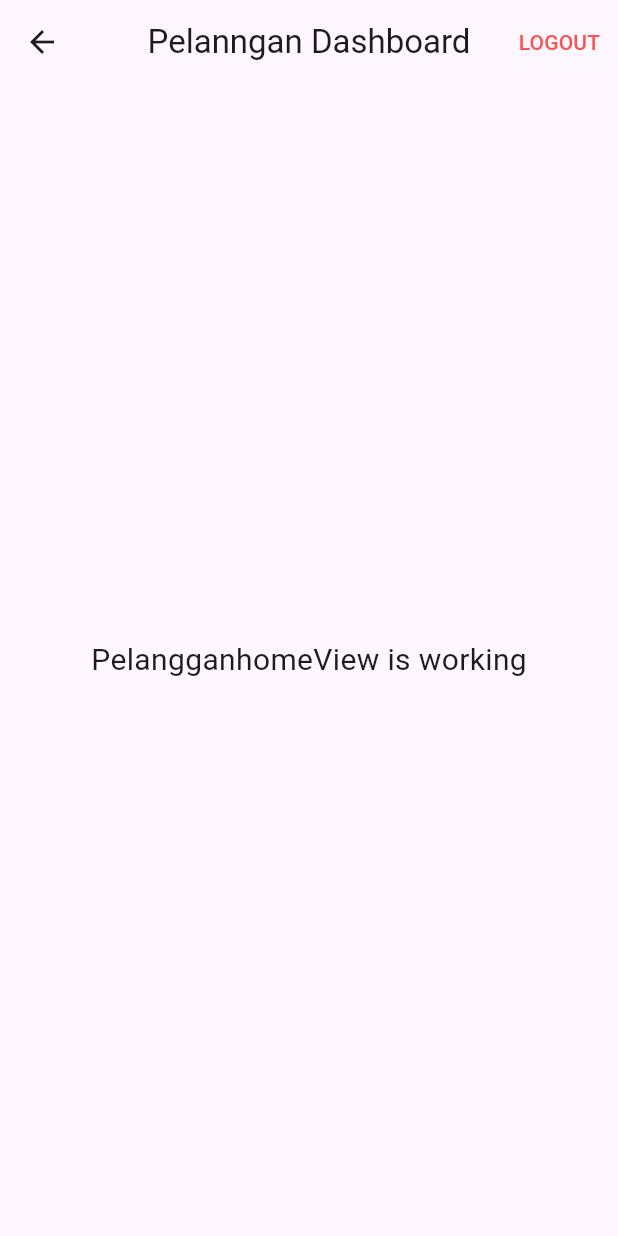
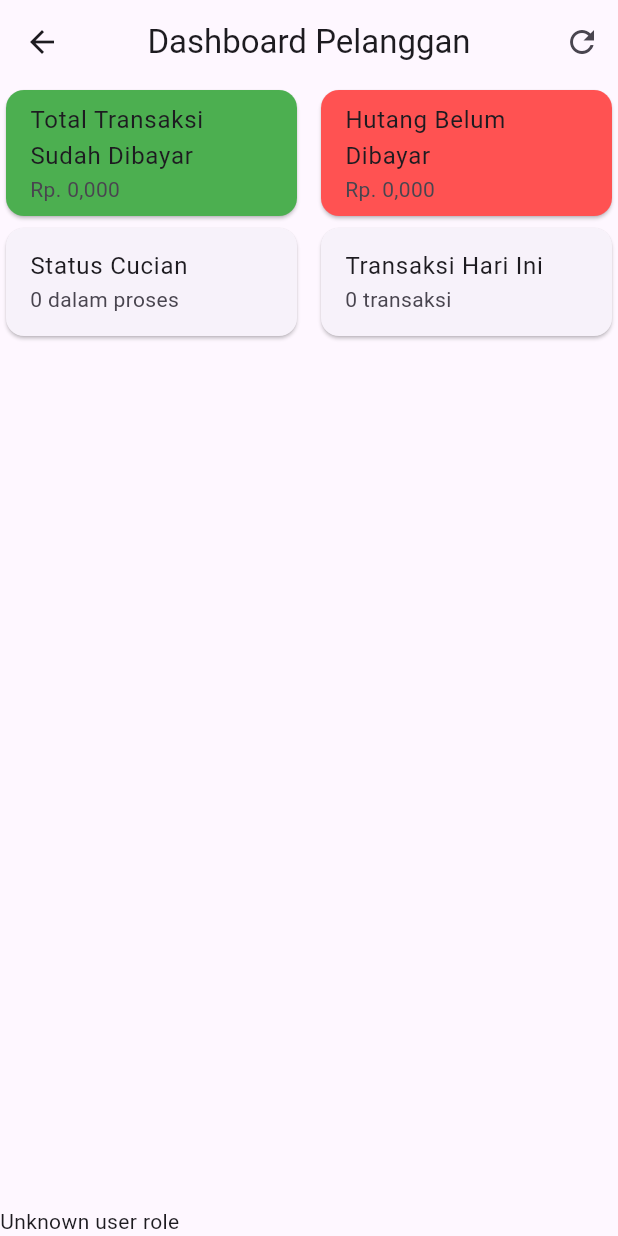
Before and after one commit to arutha-26/GSL_mobileApp, a Flutter app: the PelangganhomeView screen opened by its route, on a phone screen of 412 x 824 dp. Run offline on Flutter 3.47's test engine with Material 3 defaults, Android fonts, the phone set to English and light mode, and no system bars; our stand-ins replace data_table_2, dropdown_search, fl_chart, flutter_dotenv, get, supabase and 1 more; accounts and stored records are empty.

Commit message:
18PT 1PT BUG SOLVE PELANGGAN HOME, BOTTOM NAVBAR FUNC CREATE, ALMOST DONE

```diff
--- a/lib/app/modules/adddatauser/controllers/adddata_controller.dart
+++ b/lib/app/modules/adddatauser/controllers/adddata_controller.dart
@@ -60,7 +60,7 @@ class AdddataController extends GetxController {
           print('Alamat: ${alamatC.text}');
         }
         if (kDebugMode) {
-          print('Phone: ${nohpC.text}');
+          print('Phone: ${'+62${nohpC.text}'}');
         }
         if (kDebugMode) {
           print('Kategori: ${getSelectedKategori()}');
--- a/lib/app/modules/dashboardOwner/views/dashboard_owner_view.dart
+++ b/lib/app/modules/dashboardOwner/views/dashboard_owner_view.dart
@@ -8,10 +8,7 @@ import '../../../utils/bottom_navbar.dart';
 import '../controllers/dashboard_owner_controller.dart';
 
 class DashboardOwnerView extends GetView<DashboardOwnerController> {
-  DashboardOwnerView({super.key});
-  var selectedMonth = DateTime.now().obs;
-
-  List<int>? get newData => null;
+  const DashboardOwnerView({super.key});
 
   @override
   Widget build(BuildContext context) {
--- a/lib/app/modules/pelangganhome/controllers/pelangganhome_controller.dart
+++ b/lib/app/modules/pelangganhome/controllers/pelangganhome_controller.dart
@@ -1,13 +1,241 @@
+import 'package:flutter/foundation.dart';
 import 'package:get/get.dart';
+import 'package:intl/intl.dart';
 import 'package:supabase_flutter/supabase_flutter.dart';
 
 import '../../../routes/app_pages.dart';
 
+// TODO
+/*
+REBUILT DATABASE
+SELESAIKAN INI
+BUATKAN HISTORY NYA CARD WIDTH SESUAI LAYAR
+JOIN TABLE USER DAN TRANSAKSI
+*/
+
 class PelangganhomeController extends GetxController {
   SupabaseClient client = Supabase.instance.client;
+
+  RxBool isLoading = false.obs;
+
+  final count = 0.obs;
+  final RxDouble totalDebt = 0.0.obs;
+  final RxDouble totalPaidDebt = 0.0.obs;
+  var todayTransactionCount = 0.obs;
+  var monthlyTransactionData = <int>[].obs;
+
+  Future<void> refreshData() async {
+    isLoading.value = true;
+    await fetchDataHutang();
+    await fetchDataCucian();
+    await fetchDataPaid();
+    await fetchDataTodayTransactions();
+    await getUserRole();
+    isLoading.value = false;
+  }
+
+  @override
+  void onInit() {
+    super.onInit();
+    fetchDataHutang();
+    fetchDataCucian();
+    fetchDataPaid();
+    fetchDataTodayTransactions();
+    getUserRole();
+  }
+
+  Future<void> fetchDataCucian() async {
+    try {
+      var namaPelanggan = await getCurrentUserName();
+
+      final response = await client
+          .from('transaksi')
+          .select('*')
+          .eq('status_cucian', 'diproses')
+          .eq('nama_pelanggan', namaPelanggan)
+          .execute();
+
+      if (response.status == 200 && response.data != null && response.data is List) {
+        count.value = response.data.length;
+      }
+    } catch (error) {
+      print('Exception during fetching data: $error');
+    }
+  }
+
+  final RxString formattedTotalDebt =
+      ''.obs; // Variabel baru untuk menyimpan nilai format string
+  Future<String?> getCurrentUserName() async {
+    try {
+      final response = await client
+          .from('user')
+          .select('nama')
+          .eq('uid', client.auth.currentUser?.id)
+          .single()
+          .execute();
+
+      if (response.status == 200 && response.data != null) {
+        return response.data['nama'] as String?;
+      } else {
+        if (kDebugMode) {
+          print('Error fetching user data: HTTP status ${response.status}');
+        }
+        return null;
+      }
+    } catch (error) {
+      if (kDebugMode) {
+        print('Exception during fetching user data: $error');
+      }
+      return null;
+    }
+  }
+
+  Future<void> fetchDataHutang() async {
+    try {
+      var namaPelanggan = await getCurrentUserName();
+
+      if (namaPelanggan != null) {
+        final response = await client
+            .from('transaksi')
+            .select('*')
+            .eq('status_pembayaran', 'belum_dibayar')
+            .eq('nama_pelanggan', namaPelanggan)
+            .execute();
+
+        if (response.status == 200 && response.data != null && response.data is List) {
+          double total = 0.0;
+          for (var item in response.data) {
+            if (item['total_biaya'] != null) {
+              total += double.tryParse(item['total_biaya'].toString()) ?? 0.0;
+            }
+          }
+
+          totalDebt.value = total; // Simpan nilai numerik
+
+          // Format total biaya menjadi format uang dan simpan di formattedTotalDebt
+          final formatter = NumberFormat('#,##0.000', 'id_ID');
+          formattedTotalDebt.value = formatter.format(total);
+        } else {
+          if (kDebugMode) {
+            print('Error fetching data: HTTP status ${response.status}');
+          }
+        }
+      }
+    } catch (error) {
+      if (kDebugMode) {
+        print('Exception during fetching data: $error');
+      }
+    }
+  }
+
+  Future<void> fetchDataTodayTransactions() async {
+    try {
+      var namaPelanggan = await getCurrentUserName();
+
+      DateTime now = DateTime.now().toUtc();
+      String startDate = "${DateFormat('yyyy-MM-dd').format(now)}T00:00:00";
+      String endDate = "${DateFormat('yyyy-MM-dd').format(now)}T23:59:59";
+
+      final response = await client
+          .from('transaksi')
+          .select('*')
+          .gte('tanggal_datang', startDate)
+          .lte('tanggal_datang', endDate)
+          .eq('nama_pelanggan', namaPelanggan)
+          .execute();
+
+      if (response.status == 200 && response.data != null && response.data is List) {
+        // Log the data for inspection
+        if (kDebugMode) {
+          print('Received data: ${response.data}');
+        }
+
+        // Additional check for data format
+        if (response.data.every((item) => item is Map<String, dynamic>)) {
+          todayTransactionCount.value = response.data.length;
+        } else if (kDebugMode) {
+          print('Data format is not as expected');
+        }
+      } else if (kDebugMode) {
+        print('Error fetching data: HTTP status ${response.status}');
+      }
+    } catch (error) {
+      if (kDebugMode) {
+        print('Exception during fetching data: $error');
+      }
+    }
+  }
+
+  final RxString formattedTotalPaid =
+      ''.obs; // Variabel baru untuk menyimpan nilai format string
+  Future<void> fetchDataPaid() async {
+    try {
+      var namaPelanggan = await getCurrentUserName();
+
+      final response = await client
+          .from('transaksi')
+          .select('*')
+          .eq('status_pembayaran', 'sudah_dibayar')
+          .eq('nama_pelanggan', namaPelanggan)
+          .execute();
+
+      if (response.status == 200 && response.data != null && response.data is List) {
+        double total = 0.0;
+        for (var item in response.data) {
+          if (item['total_biaya'] != null) {
+            total += double.tryParse(item['total_biaya'].toString()) ?? 0.0;
+          }
+        }
+
+        totalPaidDebt.value = total; // Simpan nilai numerik
+
+        // Format total biaya menjadi format uang dan simpan di formattedTotalDebt
+        final formatter = NumberFormat('#,##0.000', 'id_ID');
+        formattedTotalPaid.value = formatter.format(total);
+      } else {
+        if (kDebugMode) {
+          print('Error fetching data: HTTP status ${response.status}');
+        }
+      }
+    } catch (error) {
+      if (kDebugMode) {
+        print('Exception during fetching data: $error');
+      }
+    }
+  }
 
   Future<void> logout() async {
     await client.auth.signOut();
     Get.offAllNamed(Routes.LOGINPAGE);
   }
+
+  RxString userRole = RxString('');
+
+  Future<void> getUserRole() async {
+    try {
+      var uid = client.auth.currentUser?.id;
+
+      if (uid == null) {
+        if (kDebugMode) {
+          print("User ID not found");
+        }
+        return;
+      }
+
+      var response =
+          await client.from('user').select('role').eq('uid', uid).single().execute();
+
+      if (response.data != null && response.data.isNotEmpty) {
+        userRole.value = response.data['role'] as String? ?? '';
+      } else {
+        if (kDebugMode) {
+          print("No user found");
+        }
+      }
+    } catch (e) {
+      if (kDebugMode) {
+        print("Exception occurred: $e");
+      }
+    }
+  }
 }
--- a/lib/app/modules/pelangganhome/views/pelangganhome_view.dart
+++ b/lib/app/modules/pelangganhome/views/pelangganhome_view.dart
@@ -3,6 +3,7 @@ import 'package:get/get.dart';
 
 import '../../../controllers/auth_controllers.dart';
 import '../../../routes/app_pages.dart';
+import '../../../utils/bottom_navbar.dart';
 import '../controllers/pelangganhome_controller.dart';
 
 class PelangganhomeView extends GetView<PelangganhomeController> {
@@ -14,25 +15,194 @@ class PelangganhomeView extends GetView<PelangganhomeController> {
   Widget build(BuildContext context) {
     return Scaffold(
       appBar: AppBar(
-        title: const Text('Pelanngan Dashboard'),
+        title: const Text('Dashboard Pelanggan'),
         centerTitle: true,
         actions: [
-          TextButton(
-              onPressed: () async {
-                await controller.logout();
-                await authC.resetTimer();
-                Get.offAllNamed(Routes.LOGINPAGE);
-              },
-              child: const Text(
-                "LOGOUT",
-                style: TextStyle(color: Colors.redAccent),
-              ))
+          IconButton(
+            icon: const Icon(Icons.refresh),
+            onPressed: () {
+              controller.refreshData();
+            },
+          ),
         ],
       ),
-      body: const Center(
-        child: Text(
-          'PelangganhomeView is working',
-          style: TextStyle(fontSize: 20),
+      body: Obx(() {
+        if (controller.isLoading.isTrue) {
+          return const Center(child: CircularProgressIndicator());
+        } else {
+          return SingleChildScrollView(
+            child: Column(
+              children: [
+                _buildStatusAndDebtsCard(),
+                _buildProfitAndTransactionCountCard(),
+              ],
+            ),
+          );
+        }
+      }),
+      bottomNavigationBar: Obx(() {
+        String? userRole = controller.userRole.value;
+
+        if (userRole != null) {
+          switch (userRole) {
+            case 'Owner':
+              return BottomNavBar(
+                currentIndex: _getCurrentIndex(userRole),
+                onTap: (index) {
+                  _handleNavigationOwner(index);
+                },
+              );
+            case 'Karyawan':
+              return BottomNavBar(
+                currentIndex: _getCurrentIndex(userRole),
+                onTap: (index) {
+                  _handleNavigationKaryawan(index);
+                },
+              );
+            case 'Pelanggan':
+              return BottomNavBar(
+                currentIndex: _getCurrentIndex(userRole),
+                onTap: (index) {
+                  _handleNavigationPelanggan(index);
+                },
+              );
+            default:
+              return Text("Unknown user role");
+          }
+        } else {
+          // Jika gagal mendapatkan peran pengguna, tampilkan widget alternatif atau pesan kesalahan
+          return Text("Failed to fetch user role");
+        }
+      }),
+    );
+  }
+
+  int _getCurrentIndex(String userRole) {
+    switch (userRole) {
+      case 'Owner':
+        return 0;
+      case 'Karyawan':
+        return 1;
+      case 'Pelanggan':
+        return 2;
+      default:
+        return 0;
+    }
+  }
+
+  void _handleNavigationOwner(int index) {
+    switch (index) {
+      case 0:
+        Get.offAllNamed(Routes.OWNERHOME);
+        break;
+      case 1:
+        Get.offAllNamed(Routes.DASHBOARD_OWNER);
+        break;
+      case 2:
+        Get.offAllNamed(Routes.OWNERPROFILE);
+        break;
+      default:
+    }
+  }
+
+  void _handleNavigationKaryawan(int index) {
+    // Handle navigation for Karyawan role
+    // ...
+  }
+
+  void _handleNavigationPelanggan(int index) {
+    switch (index) {
+      case 0:
+        Get.offAllNamed(Routes.PELANGGANHOME);
+        break;
+      case 1:
+        Get.offAllNamed(Routes.PELANGGANHOME);
+        break;
+      case 2:
+        Get.offAllNamed(Routes.PELANGGAN_PROFILE);
+        break;
+      default:
+    }
+  }
+
+  Widget buildRowCard(Widget card1, Widget card2) {
+    return Row(
+      mainAxisAlignment: MainAxisAlignment.spaceEvenly,
+      children: [
+        Expanded(child: card1),
+        const SizedBox(width: 8),
+        Expanded(child: card2),
+      ],
+    );
+  }
+
+  Widget _buildStatusAndDebtsCard() {
+    return buildRowCard(
+      _buildPaidDebtsCard(),
+      _buildOutstandingDebtsCard(),
+    );
+  }
+
+  Widget _buildProfitAndTransactionCountCard() {
+    return buildRowCard(
+      _buildStatusCard(),
+      _buildTodayTransactionsCard(),
+    );
+  }
+
+  Widget _buildStatusCard() {
+    return InkWell(
+      onTap: () {
+        Get.offAllNamed(Routes.OWNERHOME);
+      },
+      child: Card(
+        child: ListTile(
+          title: const Text('Status Cucian'),
+          subtitle: Obx(() => Text('${controller.count.value} dalam proses')),
+        ),
+      ),
+    );
+  }
+
+  Widget _buildOutstandingDebtsCard() {
+    return InkWell(
+      onTap: () {
+        Get.offAllNamed(Routes.OWNERHOME);
+      },
+      child: Card(
+        color: Colors.redAccent,
+        child: ListTile(
+          title: const Text('Hutang Belum Dibayar'),
+          subtitle: Obx(() => Text('Rp. ${controller.formattedTotalDebt.value}')),
+        ),
+      ),
+    );
+  }
+
+  Widget _buildPaidDebtsCard() {
+    return InkWell(
+      onTap: () {
+        Get.offAllNamed(Routes.OWNERHOME);
+      },
+      child: Card(
+        color: Colors.green,
+        child: ListTile(
+          title: const Text('Total Transaksi Sudah Dibayar'),
+          subtitle: Obx(() => Text('Rp. ${controller.formattedTotalPaid.value}')),
+        ),
+      ),
+    );
+  }
+
+  Widget _buildTodayTransactionsCard() {
+    return InkWell(
+      onTap: () {
+        Get.offAllNamed(Routes.OWNERHOME);
+      },
+      child: Card(
+        child: ListTile(
+          title: const Text('Transaksi Hari Ini'),
+          subtitle: Obx(() => Text('${controller.todayTransactionCount.value} transaksi')),
         ),
       ),
     );
--- a/lib/app/routes/app_pages.dart
+++ b/lib/app/routes/app_pages.dart
@@ -30,6 +30,8 @@ import '../modules/ownerprofile/bindings/ownerprofile_binding.dart';
 import '../modules/ownerprofile/views/ownerprofile_view.dart';
 import '../modules/paneltransaksi/bindings/paneltransaksi_binding.dart';
 import '../modules/paneltransaksi/views/paneltransaksi_view.dart';
+import '../modules/pelangganProfile/bindings/pelanggan_profile_binding.dart';
+import '../modules/pelangganProfile/views/pelanggan_profile_view.dart';
 import '../modules/pelangganhome/bindings/pelangganhome_binding.dart';
 import '../modules/pelangganhome/views/pelangganhome_view.dart';
 import '../modules/splashscreen/bindings/splashscreen_binding.dart';
@@ -128,5 +130,10 @@ class AppPages {
       page: () => DataTransaksiView(),
       binding: DataTransaksiBinding(),
     ),
+    GetPage(
+      name: _Paths.PELANGGAN_PROFILE,
+      page: () => const PelangganProfileView(),
+      binding: PelangganProfileBinding(),
+    ),
   ];
 }
--- a/lib/app/routes/app_routes.dart
+++ b/lib/app/routes/app_routes.dart
@@ -24,6 +24,7 @@ abstract class Routes {
   static const DETAILPANELTRANSAKSI = _Paths.DETAILPANELTRANSAKSI;
   static const DASHBOARD_OWNER = _Paths.DASHBOARD_OWNER;
   static const DATA_TRANSAKSI = _Paths.DATA_TRANSAKSI;
+  static const PELANGGAN_PROFILE = _Paths.PELANGGAN_PROFILE;
 }
 
 abstract class _Paths {
@@ -49,4 +50,5 @@ abstract class _Paths {
   static const DETAILPANELTRANSAKSI = '/detailpaneltransaksi';
   static const DASHBOARD_OWNER = '/dashboard-owner';
   static const DATA_TRANSAKSI = '/data-transaksi';
+  static const PELANGGAN_PROFILE = '/pelanggan-profile';
 }
```
Also changed, not shown: lib/app/modules/pelangganProfile/bindings/pelanggan_profile_binding.dart (added, +12 -0 lines), lib/app/modules/pelangganProfile/controllers/pelanggan_profile_controller.dart (added, +24 -0 lines), lib/app/modules/pelangganProfile/views/pelanggan_profile_view.dart (added, +33 -0 lines).
